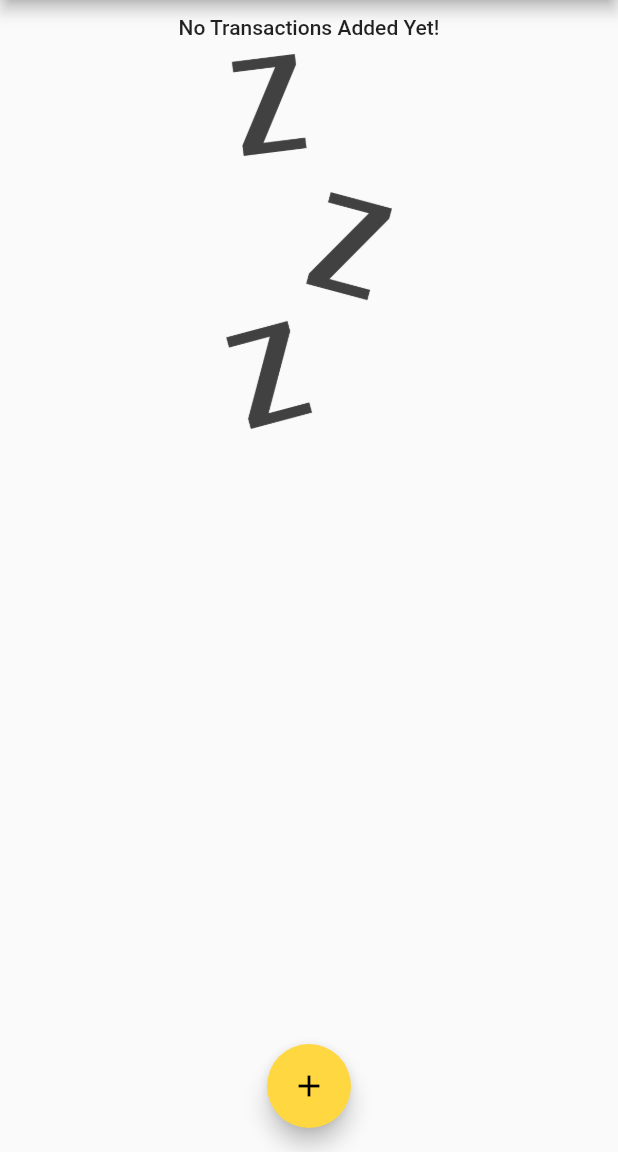
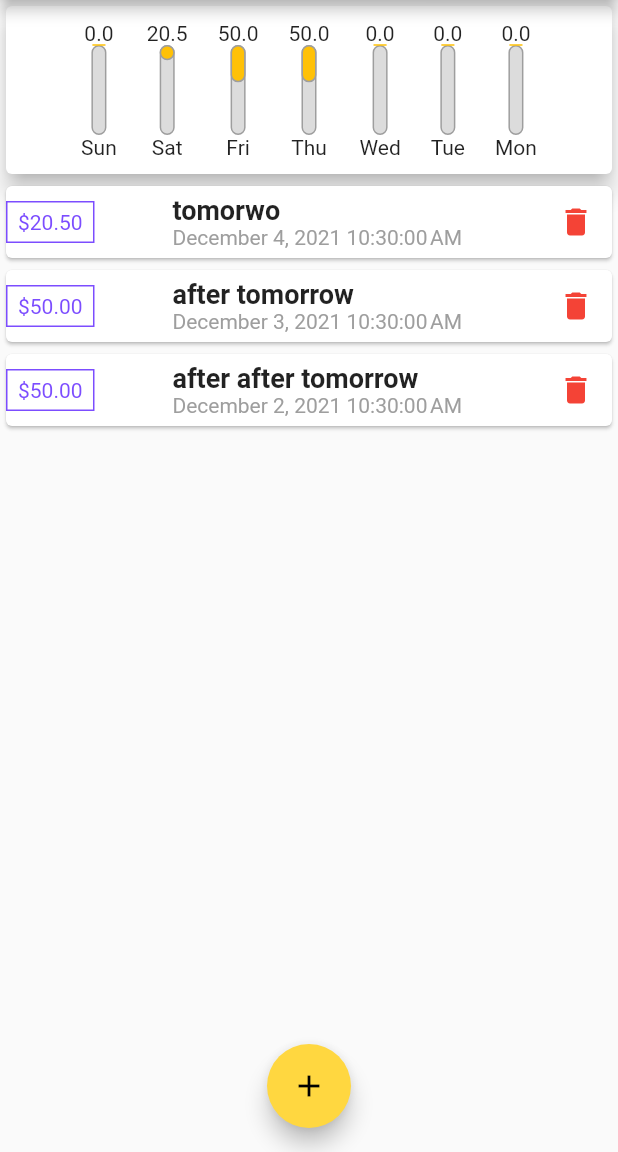
Before and after one commit to abdulashref333/Expens-App, a Flutter app: the screen it shows after launch, on a phone screen of 412 x 824 dp, the part 84-1236 px from its top. Run offline on Flutter 3.47's test engine with Material 2 defaults, Android fonts, the phone set to English and light mode, and no system bars.

Commit message:
add char Bar initial  widget

```diff
--- a/lib/main.dart
+++ b/lib/main.dart
@@ -1,3 +1,4 @@
+import 'package:expense_app/widgets/chart.dart';
 import 'package:expense_app/widgets/new_transaction.dart';
 import 'package:expense_app/widgets/transaction_list.dart';
 import 'package:flutter/cupertino.dart';
@@ -34,8 +35,17 @@ class MyHomePage extends StatefulWidget {
 }
 
 class _MyHomePageState extends State<MyHomePage> {
-  final List<Transaction> _UserTransactions = [];
+  final List<Transaction> _UserTransactions = [
+    Transaction(id: '22', title: 'tomorwo', amount: 20.5, date: DateTime.now().subtract(Duration(days: 1))),
+    Transaction(id: '33', title: 'after tomorrow', amount: 50, date: DateTime.now().subtract(Duration(days: 2))),
+    Transaction(id: '33', title: 'after after tomorrow', amount: 50, date: DateTime.now().subtract(Duration(days: 3))),
+  ];
 
+  List<Transaction> get _recentTransactions{
+    return _UserTransactions.where((element) {
+      return element.date.isAfter(DateTime.now().subtract(Duration(days: 7)));
+    }).toList();
+  }
   void _displayNewTransactionForm(BuildContext ctx) {
     showModalBottomSheet(
         context: ctx,
@@ -71,6 +81,7 @@ class _MyHomePageState extends State<MyHomePage> {
       body: SingleChildScrollView(
         child: Column(
           children: [
+            Chart(_recentTransactions),
             TransactionList(
               transactions: _UserTransactions,
               deletTransaction: deletTransaction,
--- /dev/null
+++ b/lib/widgets/chart.dart
@@ -0,0 +1,51 @@
+import 'package:expense_app/models/transaction.dart';
+import 'package:flutter/material.dart';
+import 'package:intl/intl.dart';
+
+import 'chart_bar.dart';
+
+class Chart extends StatelessWidget {
+  final List<Transaction> recentTransactions;
+
+  Chart(this.recentTransactions);
+
+  List<Map<String, dynamic>> get groupedTransactions {
+    return List.generate(7, (index) {
+      // get the date of the day.
+      final weekDay = DateTime.now().subtract(Duration(days: index));
+      double totalAmountSum = 0.0;
+      // group the data by date and get the total amount of money.
+      for (var i = 0; i < recentTransactions.length; i++) {
+        if (recentTransactions[i].date.day == weekDay.day &&
+            recentTransactions[i].date.month == weekDay.month &&
+            recentTransactions[i].date.year == weekDay.year) {
+          totalAmountSum += recentTransactions[i].amount;
+        }
+      }
+      return {'day': DateFormat.E().format(weekDay), 'amount': totalAmountSum};
+    });
+  }
+
+  double get maxTotalSum {
+    return recentTransactions.fold(
+        0.0, (sum, element) => sum + element.amount );
+  }
+
+  @override
+  Widget build(BuildContext context) {
+    return Card(
+        elevation: 6,
+        child: Row(
+          mainAxisAlignment: MainAxisAlignment.center,
+          children: groupedTransactions.map((dayTransaction) {
+            return Container(
+                padding: EdgeInsets.all(10.0),
+                child: ChartBar(
+                  label: dayTransaction['day'],
+                  amount: dayTransaction['amount'],
+                  spendingOfWeekPre: maxTotalSum == 0 ? 0.0 : dayTransaction['amount'] / maxTotalSum,
+                ));
+          }).toList(),
+        ));
+  }
+}
--- /dev/null
+++ b/lib/widgets/chart_bar.dart
@@ -0,0 +1,44 @@
+import 'package:flutter/material.dart';
+
+class ChartBar extends StatelessWidget {
+  final String label;
+  final double amount;
+  final double spendingOfWeekPre;
+
+  ChartBar({required this.label, required this.amount, required this.spendingOfWeekPre});
+  // const ChartBar({Key? key}) : super(key: key);
+
+  @override
+  Widget build(BuildContext context) {
+    return Column(
+      children: [
+        Text(amount.toString()),
+        Container(
+          height: 60,
+          width: 10,
+          child: Stack(
+            children: [
+              Container(
+                decoration: BoxDecoration(
+                    border: Border.all(color: Colors.grey, width: 1.0),
+                    borderRadius: BorderRadius.circular(10),
+                    color: Color.fromRGBO(220, 220, 220, 1.0)),
+              ),
+              FractionallySizedBox(
+                heightFactor: spendingOfWeekPre,
+                child: Container(
+                  alignment: Alignment.bottomLeft,
+                  decoration: BoxDecoration(
+                      border: Border.all(color: Colors.grey, width: 1.0),
+                      borderRadius: BorderRadius.circular(10),
+                      color: Colors.amber),
+                ),
+              )
+            ],
+          ),
+        ),
+        Text(label)
+      ],
+    );
+  }
+}
```
